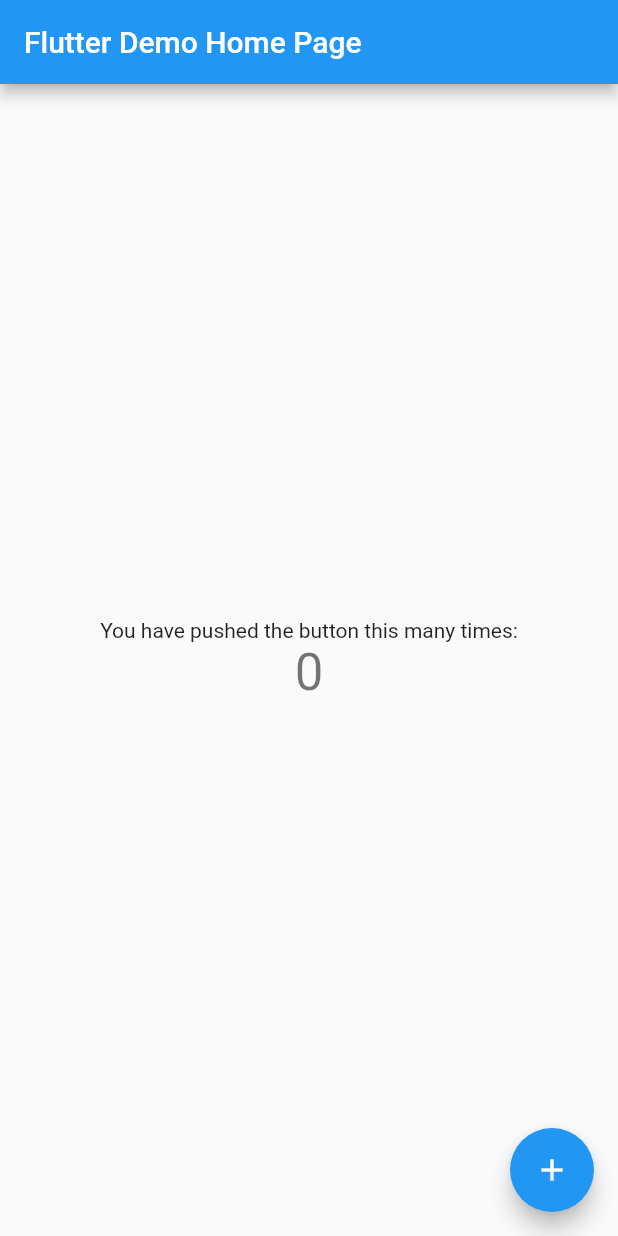
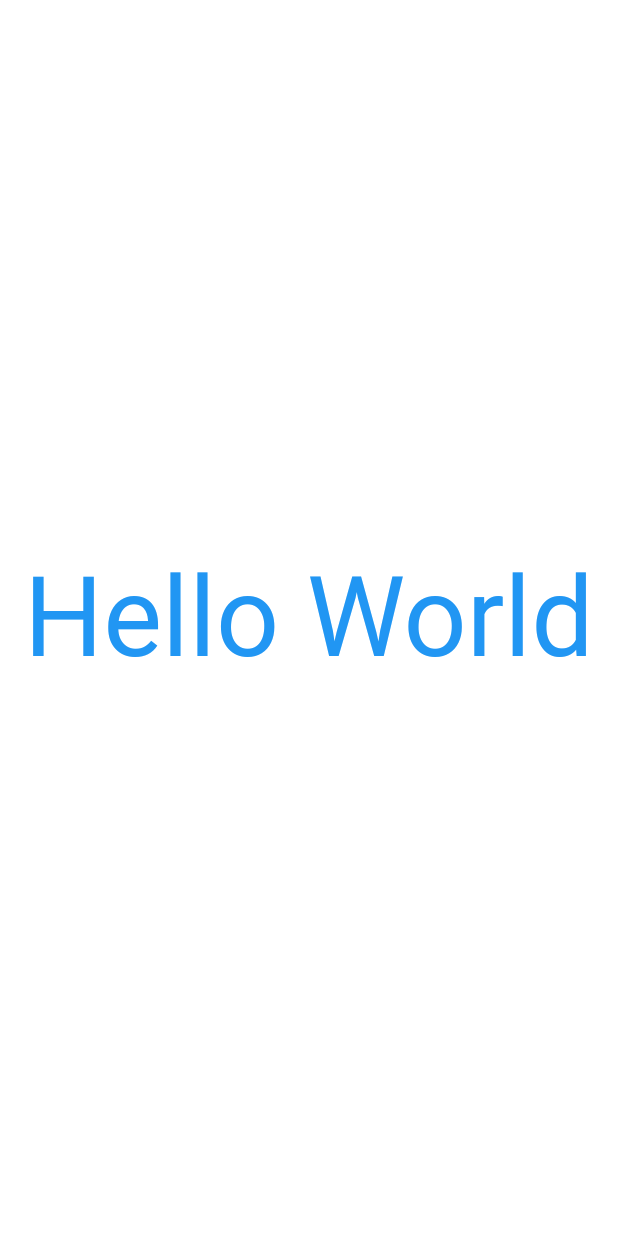
Before and after one commit to ReinanHS/FlutterHelloWorld, a Flutter app: the screen it shows after launch, on a phone screen of 412 x 824 dp. Run offline on Flutter 3.47's test engine with Material 2 defaults, Android fonts, the phone set to English and light mode, and no system bars.

Commit message:
Hello World

```diff
--- a/lib/main.dart
+++ b/lib/main.dart
@@ -1,117 +1,14 @@
+import 'package:flutter/cupertino.dart';
 import 'package:flutter/material.dart';
 
-void main() {
-  runApp(MyApp());
+main() {
+  return runApp(Container(
+    child: Center(
+      child: Text(
+        "Hello World",
+        textDirection: TextDirection.ltr,
+        style: TextStyle(color: Colors.blue, fontSize: 74.0),
+      ),
+    ),
+  ));
 }
-
-class MyApp extends StatelessWidget {
-  // This widget is the root of your application.
-  @override
-  Widget build(BuildContext context) {
-    return MaterialApp(
-      title: 'Flutter Demo',
-      theme: ThemeData(
-        // This is the theme of your application.
-        //
-        // Try running your application with "flutter run". You'll see the
-        // application has a blue toolbar. Then, without quitting the app, try
-        // changing the primarySwatch below to Colors.green and then invoke
-        // "hot reload" (press "r" in the console where you ran "flutter run",
-        // or simply save your changes to "hot reload" in a Flutter IDE).
-        // Notice that the counter didn't reset back to zero; the application
-        // is not restarted.
-        primarySwatch: Colors.blue,
-        // This makes the visual density adapt to the platform that you run
-        // the app on. For desktop platforms, the controls will be smaller and
-        // closer together (more dense) than on mobile platforms.
-        visualDensity: VisualDensity.adaptivePlatformDensity,
-      ),
-      home: MyHomePage(title: 'Flutter Demo Home Page'),
-    );
-  }
-}
-
-class MyHomePage extends StatefulWidget {
-  MyHomePage({Key key, this.title}) : super(key: key);
-
-  // This widget is the home page of your application. It is stateful, meaning
-  // that it has a State object (defined below) that contains fields that affect
-  // how it looks.
-
-  // This class is the configuration for the state. It holds the values (in this
-  // case the title) provided by the parent (in this case the App widget) and
-  // used by the build method of the State. Fields in a Widget subclass are
-  // always marked "final".
-
-  final String title;
-
-  @override
-  _MyHomePageState createState() => _MyHomePageState();
-}
-
-class _MyHomePageState extends State<MyHomePage> {
-  int _counter = 0;
-
-  void _incrementCounter() {
-    setState(() {
-      // This call to setState tells the Flutter framework that something has
-      // changed in this State, which causes it to rerun the build method below
-      // so that the display can reflect the updated values. If we changed
-      // _counter without calling setState(), then the build method would not be
-      // called again, and so nothing would appear to happen.
-      _counter++;
-    });
-  }
-
-  @override
-  Widget build(BuildContext context) {
-    // This method is rerun every time setState is called, for instance as done
-    // by the _incrementCounter method above.
-    //
-    // The Flutter framework has been optimized to make rerunning build methods
-    // fast, so that you can just rebuild anything that needs updating rather
-    // than having to individually change instances of widgets.
-    return Scaffold(
-      appBar: AppBar(
-        // Here we take the value from the MyHomePage object that was created by
-        // the App.build method, and use it to set our appbar title.
-        title: Text(widget.title),
-      ),
-      body: Center(
-        // Center is a layout widget. It takes a single child and positions it
-        // in the middle of the parent.
-        child: Column(
-          // Column is also a layout widget. It takes a list of children and
-          // arranges them vertically. By default, it sizes itself to fit its
-          // children horizontally, and tries to be as tall as its parent.
-          //
-          // Invoke "debug painting" (press "p" in the console, choose the
-          // "Toggle Debug Paint" action from the Flutter Inspector in Android
-          // Studio, or the "Toggle Debug Paint" command in Visual Studio Code)
-          // to see the wireframe for each widget.
-          //
-          // Column has various properties to control how it sizes itself and
-          // how it positions its children. Here we use mainAxisAlignment to
-          // center the children vertically; the main axis here is the vertical
-          // axis because Columns are vertical (the cross axis would be
-          // horizontal).
-          mainAxisAlignment: MainAxisAlignment.center,
-          children: <Widget>[
-            Text(
-              'You have pushed the button this many times:',
-            ),
-            Text(
-              '$_counter',
-              style: Theme.of(context).textTheme.headline4,
-            ),
-          ],
-        ),
-      ),
-      floatingActionButton: FloatingActionButton(
-        onPressed: _incrementCounter,
-        tooltip: 'Increment',
-        child: Icon(Icons.add),
-      ), // This trailing comma makes auto-formatting nicer for build methods.
-    );
-  }
-}
```
Also changed, not shown: 1 other file.
